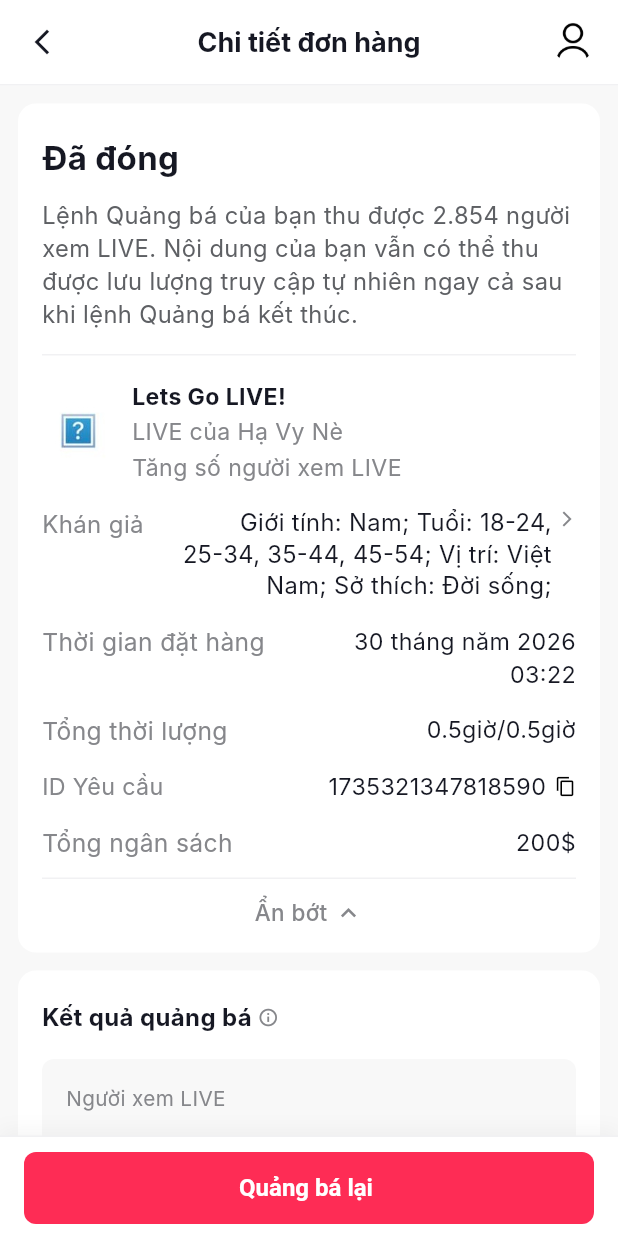
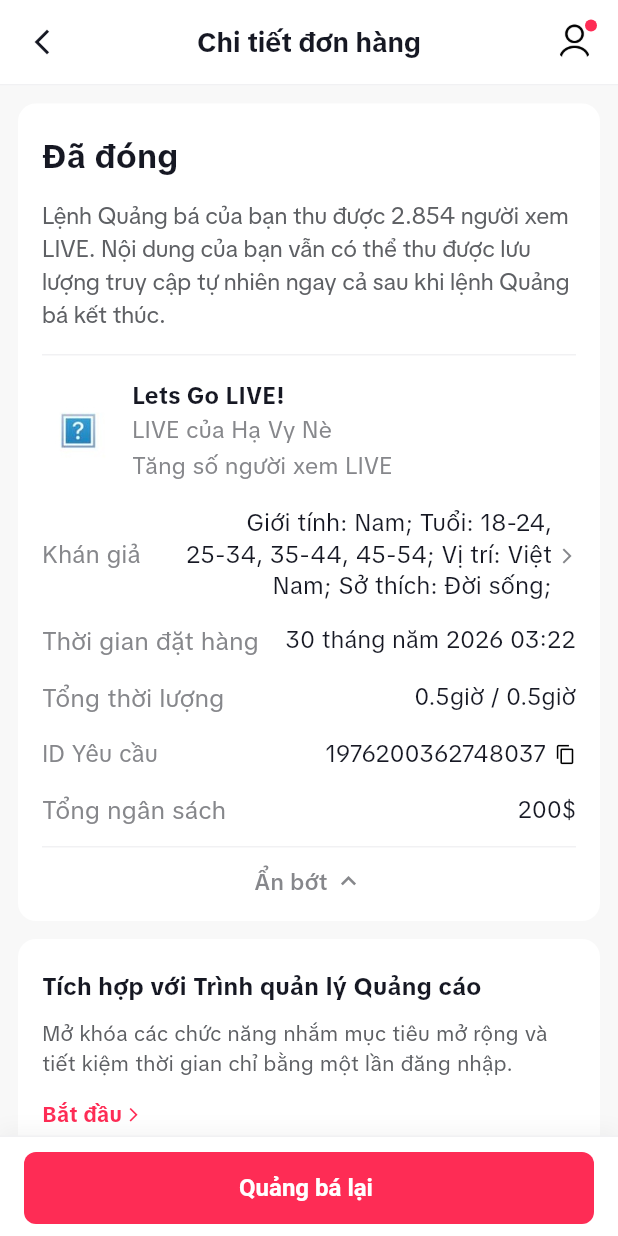
Before and after one commit to bang12bang007/tiktok_order_detail, a Flutter app: the screen it shows after launch, after a tap on "Xem thêm", on a phone screen of 412 x 824 dp. Run offline on Flutter 3.47's test engine with Material 3 defaults, Android fonts, the phone set to English and light mode, and no system bars; Roboto replaces fonts that are missing (Inter).

Commit message:
enhance UI

```diff
--- a/lib/main.dart
+++ b/lib/main.dart
@@ -1,4 +1,5 @@
 import 'package:flutter/material.dart';
+import 'package:tiktok/theme/app_font.dart';
 import 'package:tiktok/screens/order_detail.dart';
 
 void main() {
@@ -18,8 +19,8 @@ class MyApp extends StatelessWidget {
         colorScheme: ColorScheme.fromSeed(
           seedColor: const Color(0xFFFE2C55), // Brand primary
         ),
-        // Configure standard sans-serif system fonts
-        fontFamily: 'Inter',
+        // Configure standard TikTok Sans custom font
+        fontFamily: AppFont.sans,
         scaffoldBackgroundColor: const Color(0xFFF8F8F8),
       ),
       home: const OrderDetail(),
--- a/lib/screens/order_detail.dart
+++ b/lib/screens/order_detail.dart
@@ -2,6 +2,7 @@ import 'package:flutter/material.dart';
 import 'package:flutter/services.dart';
 import 'package:tiktok/widgets/bottom_action_bar.dart';
 import 'package:tiktok/widgets/order_status_card.dart';
+import 'package:tiktok/widgets/ad_manager_integration_card.dart';
 import 'package:tiktok/widgets/promotion_result_card.dart';
 import 'package:tiktok/widgets/content_analysis_card.dart';
 import 'package:tiktok/widgets/audience_insight_card.dart';
@@ -71,7 +72,6 @@ class _OrderDetailState extends State<OrderDetail> {
             fontSize: 18.0,
             fontWeight: FontWeight.bold,
             color: Color(0xFF161823),
-            fontFamily: 'Inter',
           ),
         ),
         actions: [
@@ -82,16 +82,43 @@ class _OrderDetailState extends State<OrderDetail> {
             child: Center(
               child: Container(
                 margin: const EdgeInsets.only(right: 16.0), // Padding to match right edge
-                width: 28,
-                height: 28,
+                child: Stack(
+                  clipBehavior: Clip.none,
+                  children: [
+                    Container(
+                      width: 26,
+                      height: 26,
                       decoration: const BoxDecoration(
                         shape: BoxShape.circle,
                       ),
                       child: ClipOval(
                         child: Image.asset(
                           'assets/images/user.png',
-                    fit: BoxFit.fill,
+                          fit: BoxFit.cover,
+                          errorBuilder: (context, error, stackTrace) {
+                            return const Icon(
+                              Icons.person_outlined,
+                              color: Color(0xFF161823),
+                              size: 26,
+                            );
+                          },
                         ),
+                      ),
+                    ),
+                    // Red Notification Badge Dot matching screenshot
+                    Positioned(
+                      top: -2,
+                      right: -2,
+                      child: Container(
+                        width: 8,
+                        height: 8,
+                        decoration: const BoxDecoration(
+                          color: Color(0xFFFE2C55), // Vibrant TikTok notification red
+                          shape: BoxShape.circle,
+                        ),
+                      ),
+                    ),
+                  ],
                 ),
               ),
             ),
@@ -123,7 +150,6 @@ class _OrderDetailState extends State<OrderDetail> {
                 fontSize: 13.0,
                 color: Color(0xFF86878B),
                 fontWeight: FontWeight.w400,
-                fontFamily: 'Inter',
               ),
             ),
           ),
@@ -139,6 +165,8 @@ class _OrderDetailState extends State<OrderDetail> {
                   child: Column(
                     children: const [
                       OrderStatusCard(),
+                      SizedBox(height: 12),
+                      AdManagerIntegrationCard(),
                       SizedBox(height: 12),
                       PromotionResultCard(),
                       SizedBox(height: 12),
--- /dev/null
+++ b/lib/theme/app_font.dart
@@ -0,0 +1,45 @@
+import 'package:flutter/material.dart';
+
+class AppFont {
+  // TikTok Sans Font Family Names
+  static const String sans = 'TikTokSans';
+  static const String display = 'TikTokDisplay';
+
+  static const FontWeight normal = FontWeight.w400; // Regular
+  static const FontWeight medium = FontWeight.w500; // Medium
+  static const FontWeight bold = FontWeight.w700;   // Bold
+}
+
+extension AppFontTextStyleExt on TextStyle {
+  /// Applies TikTok Sans Regular/Medium/Bold family
+  TextStyle get tikTokSans => copyWith(fontFamily: AppFont.sans);
+
+  /// Applies TikTok Display font family
+  TextStyle get tikTokDisplay => copyWith(fontFamily: AppFont.display);
+
+  /// Helper getters for custom AppFont weights
+  TextStyle get normalWeight => copyWith(fontWeight: AppFont.normal);
+  TextStyle get mediumWeight => copyWith(fontWeight: AppFont.medium);
+  TextStyle get boldWeight => copyWith(fontWeight: AppFont.bold);
+}
+
+extension BuildContextFontExt on BuildContext {
+  /// Quick helper to create standard TikTok TextStyles on the fly
+  TextStyle tikTokStyle({
+    double? fontSize,
+    Color? color,
+    FontWeight? fontWeight = AppFont.normal,
+    double? height,
+    double? letterSpacing,
+    bool isDisplay = false,
+  }) {
+    return TextStyle(
+      fontFamily: isDisplay ? AppFont.display : AppFont.sans,
+      fontSize: fontSize,
+      color: color,
+      fontWeight: fontWeight,
+      height: height,
+      letterSpacing: letterSpacing,
+    );
+  }
+}
--- /dev/null
+++ b/lib/widgets/ad_manager_integration_card.dart
@@ -0,0 +1,69 @@
+import 'package:flutter/material.dart';
+
+class AdManagerIntegrationCard extends StatelessWidget {
+  const AdManagerIntegrationCard({super.key});
+
+  @override
+  Widget build(BuildContext context) {
+    return Container(
+      width: double.infinity,
+      decoration: BoxDecoration(
+        color: Colors.white,
+        borderRadius: BorderRadius.circular(12.0),
+      ),
+      padding: const EdgeInsets.symmetric(horizontal: 16.0, vertical: 20.0),
+      child: Column(
+        crossAxisAlignment: CrossAxisAlignment.start,
+        children: [
+          // Bold Title
+          const Text(
+            'Tích hợp với Trình quản lý Quảng cáo',
+            style: TextStyle(
+              fontSize: 16.0,
+              fontWeight: FontWeight.bold,
+              color: Color(0xFF161823),
+            ),
+          ),
+          const SizedBox(height: 10),
+
+          // Subtitle / Description
+          const Text(
+            'Mở khóa các chức năng nhắm mục tiêu mở rộng và tiết kiệm thời gian chỉ bằng một lần đăng nhập.',
+            style: TextStyle(
+              fontSize: 14.0,
+              color: Color(0xFF5E6064), // Crisp, readable grey color
+              height: 1.4,
+            ),
+          ),
+          const SizedBox(height: 14),
+
+          // Interactive 'Bắt đầu >' Link/Button
+          InkWell(
+            onTap: () {
+              // Action to start integration
+            },
+            child: Row(
+              mainAxisSize: MainAxisSize.min,
+              children: const [
+                Text(
+                  'Bắt đầu',
+                  style: TextStyle(
+                    fontSize: 14.0,
+                    fontWeight: FontWeight.bold,
+                    color: Color(0xFFFE2C55), // Brand primary pink/red
+                  ),
+                ),
+                SizedBox(width: 2),
+                Icon(
+                  Icons.arrow_forward_ios,
+                  size: 11,
+                  color: Color(0xFFFE2C55),
+                ),
+              ],
+            ),
+          ),
+        ],
+      ),
+    );
+  }
+}
--- a/lib/widgets/order_status_card.dart
+++ b/lib/widgets/order_status_card.dart
@@ -1,5 +1,6 @@
 import 'package:flutter/material.dart';
 import 'package:flutter/services.dart';
+import 'package:tiktok/theme/app_font.dart';
 
 class OrderStatusCard extends StatefulWidget {
   const OrderStatusCard({super.key});
@@ -14,6 +15,7 @@ class _OrderStatusCardState extends State<OrderStatusCard> {
   @override
   Widget build(BuildContext context) {
     final String isImage = '';
+    final  bool isColumn = true ; // chỉnh thành false nếu e muốn hiển thị ngang
     return Container(
       width: double.infinity,
       decoration: BoxDecoration(
@@ -37,6 +39,7 @@ class _OrderStatusCardState extends State<OrderStatusCard> {
             'Lệnh Quảng bá của bạn thu được 2.854 người xem LIVE. Nội dung của bạn vẫn có thể thu được lưu lượng truy cập tự nhiên ngay cả sau khi lệnh Quảng bá kết thúc.',
             style: TextStyle(
               fontSize: 15.8,
+              fontFamily: AppFont.display,
               color: Color(0xFF5E6064), // Darker, highly readable grey
               height: 1.4,
             ),
@@ -46,7 +49,7 @@ class _OrderStatusCardState extends State<OrderStatusCard> {
           const SizedBox(height: 16),
 
           // Video section row (Thumbnail on the left, multi-line details on the right)
-          Row(
+          isColumn == true ? Row(
             crossAxisAlignment: CrossAxisAlignment.start,
             children: [
               ClipRRect(
@@ -59,8 +62,7 @@ class _OrderStatusCardState extends State<OrderStatusCard> {
                 ),
               ),
               const SizedBox(width: 12),
-              Expanded(
-                child: Column(
+              Column(
                 crossAxisAlignment: CrossAxisAlignment.start,
                 children: const [
                   Text(
@@ -76,6 +78,7 @@ class _OrderStatusCardState extends State<OrderStatusCard> {
                     'LIVE của Hạ Vy Nè',
                     style: TextStyle(
                       fontSize: 15.4,
+                      fontFamily: AppFont.sans,
                       color: Color(0xFF86878B),
                     ),
                   ),
@@ -84,12 +87,56 @@ class _OrderStatusCardState extends State<OrderStatusCard> {
                     'Tăng số người xem LIVE',
                     style: TextStyle(
                       fontSize: 15.4,
+                      fontFamily: AppFont.sans,
                       color: Color(0xFF86878B),
                     ),
                   ),
                 ],
               ),
+            ],
+          ) :Row(
+            crossAxisAlignment: CrossAxisAlignment.start,
+            children: [
+
+               Column(
+                crossAxisAlignment: CrossAxisAlignment.start,
+                children: const [
+                  Text(
+                    'Lets Go LIVE!',
+                    style: TextStyle(
+                      fontSize: 15.4,
+                      fontWeight: FontWeight.bold,
+                      color: Color(0xFF161823),
                     ),
+                  ),
+                  Text(
+                    'LIVE của Hạ Vy Nè',
+                    style: TextStyle(
+                      fontSize: 14,
+                      fontFamily: AppFont.sans,
+                      color: Color(0xFF86878B),
+                    ),
+                  ),
+                  SizedBox(height: 2),
+                ],
+              ),
+              Spacer(),
+              Container(
+                decoration: const BoxDecoration(
+                  shape: BoxShape.circle,
+                ),
+                child: ClipOval(
+                  child: Image.asset(
+                    isImage == ''
+                        ? 'assets/images/cicrle_ava.jpg'
+                        : isImage,
+                    width: 40,
+                    height: 40,
+                    fit: BoxFit.cover,
+                  ),
+                ),
+              ),
+
             ],
           ),
 
@@ -103,7 +150,7 @@ class _OrderStatusCardState extends State<OrderStatusCard> {
                 // Action when tapping on audience
               },
               child: Row(
-                crossAxisAlignment: CrossAxisAlignment.start,
+                crossAxisAlignment: CrossAxisAlignment.center,
                 children: [
                   const Text(
                     'Khán giả',
@@ -119,6 +166,7 @@ class _OrderStatusCardState extends State<OrderStatusCard> {
                       'Giới tính: Nam; Tuổi: 18-24, 25-34, 35-44, 45-54; Vị trí: Việt Nam; Sở thích: Đời sống;',
                       textAlign: TextAlign.right,
                       style: TextStyle(
+                        fontFamily: AppFont.sans,
                         fontSize: 15.8,
                         color: Color(0xFF161823),
                         fontWeight: FontWeight.w400,
@@ -141,9 +189,9 @@ class _OrderStatusCardState extends State<OrderStatusCard> {
             const SizedBox(height: 15),
             _buildInfoRow('Thời gian đặt hàng', '30 tháng năm 2026 03:22'),
             const SizedBox(height: 15),
-            _buildInfoRow('Tổng thời lượng', '0.5giờ/0.5giờ'),
+            _buildInfoRow('Tổng thời lượng', '0.5giờ / 0.5giờ'),
             const SizedBox(height: 15),
-            _buildRequestIDRow('ID Yêu cầu', '1735321347818590'),
+            _buildRequestIDRow('ID Yêu cầu', '1976200362748037'),
             const SizedBox(height: 15),
             _buildInfoRow('Tổng ngân sách', '200\$'),
           ],
--- a/lib/widgets/promotion_result_card.dart
+++ b/lib/widgets/promotion_result_card.dart
@@ -1,4 +1,6 @@
 import 'package:flutter/material.dart';
+
+import '../theme/app_font.dart';
 
 class PromotionResultCard extends StatelessWidget {
   const PromotionResultCard({super.key});
@@ -11,7 +13,7 @@ class PromotionResultCard extends StatelessWidget {
         color: Colors.white,
         borderRadius: BorderRadius.circular(12.0),
       ),
-      padding: const EdgeInsets.symmetric(horizontal: 16.0, vertical: 20.0),
+      padding: const EdgeInsets.symmetric(horizontal: 10.0, vertical: 20.0),
       child: Column(
         crossAxisAlignment: CrossAxisAlignment.start,
         children: [
@@ -27,49 +29,18 @@ class PromotionResultCard extends StatelessWidget {
                 ),
               ),
               SizedBox(width: 4),
-              Icon(
-                Icons.info_outline,
-                size: 14,
-                color: Color(0xFF86878B),
-              ),
+              Icon(Icons.info_outline, size: 14, color: Color(0xFF86878B)),
             ],
           ),
           const SizedBox(height: 16),
 
           // 1. Full-width light grey box container for "Người xem LIVE" -> "2.775"
-          Container(
-            width: double.infinity,
-            decoration: BoxDecoration(
-              color: const Color(0xFFF8F8F8),
-              borderRadius: BorderRadius.circular(8.0),
-            ),
-            padding: const EdgeInsets.all(16.0),
+          // Side-by-side layout for Chi phí quảng cáo and Người xem LIVE matching screenshot exactly
+          Row(
+            crossAxisAlignment: CrossAxisAlignment.start,
+            children: [
+              Expanded(
                 child: Column(
-              crossAxisAlignment: CrossAxisAlignment.start,
-              children: const [
-                Text(
-                  'Người xem LIVE',
-                  style: TextStyle(
-                    fontSize: 13.8,
-                    color: Color(0xFF86878B),
-                  ),
-                ),
-                SizedBox(height: 8),
-                Text(
-                  '2.854',
-                  style: TextStyle(
-                    fontSize: 26.0,
-                    fontWeight: FontWeight.bold,
-                    color: Color(0xFF161823),
-                  ),
-                ),
-              ],
-            ),
-          ),
-          const SizedBox(height: 16),
-
-          // 2. Flat layout for "Chi phí quảng cáo" -> "186,8$"
-          Column(
                   crossAxisAlignment: CrossAxisAlignment.start,
                   children: const [
                     Text(
@@ -83,14 +54,40 @@ class PromotionResultCard extends StatelessWidget {
                     Text(
                       '200\$',
                       style: TextStyle(
-                  fontSize: 16.0,
+                        fontSize: 26.0,
                         fontWeight: FontWeight.bold,
                         color: Color(0xFF161823),
                       ),
                     ),
                   ],
                 ),
-          const SizedBox(height: 16),
+              ),
+              Expanded(
+                child: Column(
+                  crossAxisAlignment: CrossAxisAlignment.start,
+                  children: const [
+                    Text(
+                      'Người xem LIVE',
+                      style: TextStyle(
+                        fontSize: 13.8,
+                        color: Color(0xFF86878B),
+                      ),
+                    ),
+                    SizedBox(height: 6),
+                    Text(
+                      '3.780',
+                      style: TextStyle(
+                        fontSize: 26.0,
+                        fontWeight: FontWeight.bold,
+                        color: Color(0xFF161823),
+                      ),
+                    ),
+                  ],
+                ),
+              ),
+            ],
+          ),
+          const SizedBox(height: 20),
 
           // 3. Refund warning notice box
           Container(
@@ -99,23 +96,23 @@ class PromotionResultCard extends StatelessWidget {
               color: const Color(0xFFF8F8F8),
               borderRadius: BorderRadius.circular(8.0),
             ),
-            padding: const EdgeInsets.symmetric(horizontal: 16.0, vertical: 14.0),
+            padding: const EdgeInsets.symmetric(
+              horizontal: 16.0,
+              vertical: 14.0,
+            ),
             child: const Text(
               'Số tiền còn lại sẽ được tự động hoàn lại vào số dư Quảng bá của bạn sau khi quảng cáo của bạn kết thúc. Bạn có thể sử dụng số tiền này cho quảng cáo tiếp theo hoặc rút số dư khỏi tài khoản của mình.',
               style: TextStyle(
-                fontSize: 13,
+                fontSize: 14.4,
                 fontWeight: FontWeight.w500,
-                color: Colors.black87, // Very readable and clear dark grey
+                color: Colors.black87,
+                fontFamily: AppFont.sans,
                 height: 1.3,
               ),
             ),
           ),
           const SizedBox(height: 20),
-          const Divider(
-            color: Color(0xFFF1F1F3),
-            thickness: 1.0,
-            height: 1.0,
-          ),
+          const Divider(color: Color(0xFFF1F1F3), thickness: 1.0, height: 1.0),
           const SizedBox(height: 20),
 
           // Dữ liệu tương tác section
@@ -130,43 +127,27 @@ class PromotionResultCard extends StatelessWidget {
                 ),
               ),
               SizedBox(width: 4),
-              Icon(
-                Icons.info_outline,
-                size: 14,
-                color: Color(0xFF86878B),
-              ),
+              Icon(Icons.info_outline, size: 14, color: Color(0xFF86878B)),
             ],
           ),
           const SizedBox(height: 16),
           Row(
             crossAxisAlignment: CrossAxisAlignment.start,
             children: [
-              Expanded(
-                child: _buildInfoColumn('Những Follower mới', '34'),
-              ),
-              Expanded(
-                child: _buildInfoColumn('Thích', '5091'),
-              ),
+              Expanded(child: _buildInfoColumn('Những Follower mới', '34')),
+              Expanded(child: _buildInfoColumn('Thích', '5091')),
             ],
           ),
           const SizedBox(height: 16),
           Row(
             crossAxisAlignment: CrossAxisAlignment.start,
             children: [
-              Expanded(
-                child: _buildInfoColumn('Lượt bình luận', '47'),
-              ),
-              Expanded(
-                child: _buildInfoColumn('Lượt chia sẻ', '31'),
-              ),
+              Expanded(child: _buildInfoColumn('Lượt bình luận', '47')),
+              Expanded(child: _buildInfoColumn('Lượt chia sẻ', '31')),
             ],
           ),
           const SizedBox(height: 20),
-          const Divider(
-            color: Color(0xFFF1F1F3),
-            thickness: 1.0,
-            height: 1.0,
-          ),
+          const Divider(color: Color(0xFFF1F1F3), thickness: 1.0, height: 1.0),
           const SizedBox(height: 20),
 
           // Dữ liệu LIVE section
@@ -181,11 +162,7 @@ class PromotionResultCard extends StatelessWidget {
                 ),
               ),
               SizedBox(width: 4),
-              Icon(
-                Icons.info_outline,
-                size: 14,
-                color: Color(0xFF86878B),
-              ),
+              Icon(Icons.info_outline, size: 14, color: Color(0xFF86878B)),
             ],
           ),
           const SizedBox(height: 16),
@@ -195,10 +172,47 @@ class PromotionResultCard extends StatelessWidget {
             crossAxisAlignment: CrossAxisAlignment.start,
             children: [
               Expanded(
-                child: _buildInfoColumn('Số lượt hiển thị của phiên LIVE', '10.631'),
+                flex: 5,
+                child: Column(
+                  crossAxisAlignment: CrossAxisAlignment.start,
+                  children: [
+                    Text(
+                      'Số Lượt hiển thị của phiên \nLIVE',
+                      style: const TextStyle(fontSize: 14, color: Color(0xFF86878B),fontFamily: AppFont.sans),
                     ),
+                    const SizedBox(height: 8),
+                    Text(
+                      '170.869',
+                      style: const TextStyle(
+                        fontSize: 20.0,
+                        fontWeight: FontWeight.bold,
+                        color: Color(0xFF161823),
+                      ),
+                    ),
+                  ],
+                ),
+              ),
+              SizedBox(width: 2),
               Expanded(
-                child: _buildInfoColumn('  Thời gian xem trung bình', ' 3,8 giây'),
+                flex: 5,
+                child: Column(
+                  crossAxisAlignment: CrossAxisAlignment.start,
+                  children: [
+                    Text(
+                      '  Thời gian xem trung bình',
+                      style: const TextStyle(fontSize: 13.8, color: Color(0xFF86878B)),
+                    ),
+                    const SizedBox(height: 8),
+                    Text(
+                      '  5.96 giây',
+                      style: const TextStyle(
+                        fontSize: 20.0,
+                        fontWeight: FontWeight.bold,
+                        color: Color(0xFF161823),
+                      ),
+                    ),
+                  ],
+                ),
               ),
             ],
           ),
@@ -245,10 +259,7 @@ class PromotionResultCard extends StatelessWidget {
         children: [
           Text(
             label,
-            style: const TextStyle(
-              fontSize: 12.0,
-              color: Color(0xFF86878B),
-            ),
+            style: const TextStyle(fontSize: 12.0, color: Color(0xFF86878B)),
           ),
           const SizedBox(height: 8),
           Text(
```
Also changed, not shown: pubspec.yaml (+18 -19 lines), assets/font/TikTokDisplay-Bold.otf (added), assets/font/TikTokDisplay-Medium.otf (added), assets/font/TikTokDisplay-Regular.otf (added), assets/font/TikTokText-Bold.otf (added), assets/font/TikTokText-Medium.otf (added), assets/font/TikTokText-Regular.otf (added), assets/images/cicrle_ava.jpg (added), pubspec.lock. Lines whose indentation alone changed are shown as unchanged.
